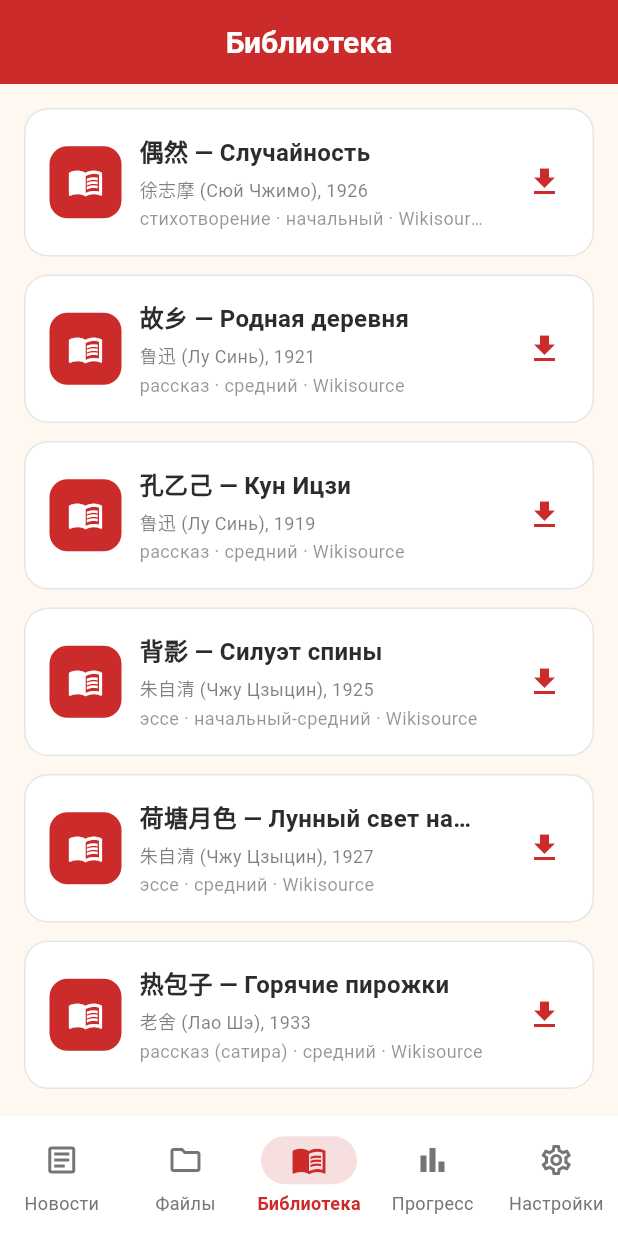
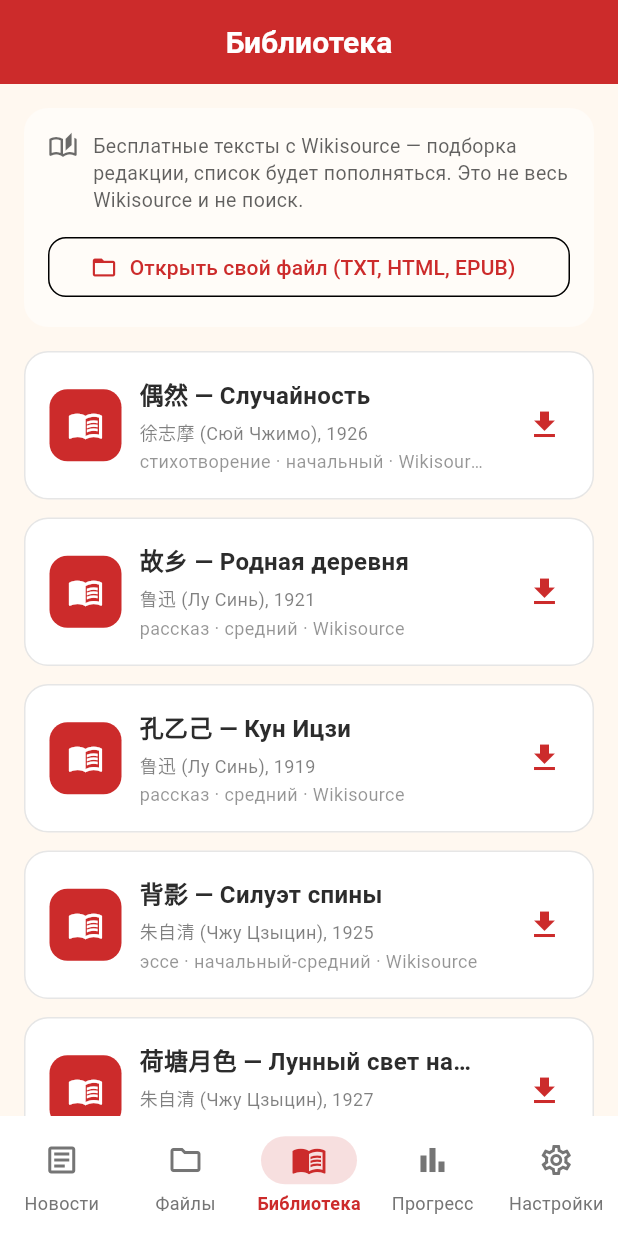
Before and after one commit to yamazaki1711/charu, a Flutter app: the screen it shows after launch, item 3 of the bottom bar chosen, on a phone screen of 412 x 824 dp. Run offline on Flutter 3.47's test engine with Material 3 defaults, Android fonts, the phone set to English and light mode, and no system bars; our stand-ins replace dio, file_picker, flutter_local_notifications, flutter_riverpod, go_router, package_info_plus and 4 more; missing offline and left inert: charset_converter, fast_gbk, flutter_open_chinese_convert, jieba_flutter, pinyin, screen_brightness; accounts and stored records are empty.

Commit message:
fix: «Библиотека» не объясняла, что она такое и как добавить книгу
Баг-репорт пользователя: заходишь в «Библиотеку», видишь список из
6 книг — непонятно, откуда он взялся, можно ли его пополнить, и куда
девать свой собственный файл. Экран был чистым списком без единого
слова контекста.

Добавил вверху экрана:
- Пояснение: «Бесплатные тексты с Wikisource — подборка редакции,
  список будет пополняться. Это не весь Wikisource и не поиск» —
  отвечает на «откуда это» и управляет ожиданиями (это курируемая
  подборка, не полнотекстовый поиск — осознанное решение из
  docs/LIBRARY_WIKISOURCE_PLAN.md, но никак не доносилось до
  пользователя).
- Кнопка «Открыть свой файл (TXT, HTML, EPUB)» — тот же файл-пикер,
  что и на вкладке «Файлы», вызывается прямо отсюда, без необходимости
  знать, что для своих текстов нужна другая вкладка.

Проверено вживую: кнопка открывает системный пикер, выбранный файл
корректно открывается в общем ридере.

Co-Authored-By: Claude Sonnet 5 <noreply@anthropic.com>

```diff
--- a/lib/presentation/screens/library/library_screen.dart
+++ b/lib/presentation/screens/library/library_screen.dart
@@ -29,9 +29,63 @@ class _LibraryScreenState extends ConsumerState<LibraryScreen> {
         centerTitle: true,
       ),
       body: catalogAsync.when(
-        data: (books) => _buildList(books, theme),
+        data: (books) => Column(
+          children: [
+            _buildIntro(theme),
+            Expanded(child: _buildList(books, theme)),
+          ],
+        ),
         loading: () => const Center(child: CircularProgressIndicator()),
         error: (error, _) => Center(child: Text('Ошибка: $error')),
+      ),
+    );
+  }
+
+  /// Explains what this screen is (a small hand-picked set, not a general
+  /// catalog you can search) and points to the actual way to add your own
+  /// reading material — a real gap users hit: the obvious first question
+  /// on an empty-ish list screen is "how do I add a book?", and nothing
+  /// here answered it before.
+  Widget _buildIntro(ThemeData theme) {
+    return Container(
+      margin: const EdgeInsets.fromLTRB(16, 16, 16, 0),
+      padding: const EdgeInsets.all(16),
+      decoration: BoxDecoration(
+        color: theme.colorScheme.surfaceContainerHighest.withValues(alpha: 0.5),
+        borderRadius: BorderRadius.circular(16),
+      ),
+      child: Column(
+        crossAxisAlignment: CrossAxisAlignment.start,
+        children: [
+          Row(
+            crossAxisAlignment: CrossAxisAlignment.start,
+            children: [
+              Icon(Icons.auto_stories_outlined,
+                  size: 20, color: theme.colorScheme.onSurface.withValues(alpha: 0.7)),
+              const SizedBox(width: 10),
+              Expanded(
+                child: Text(
+                  'Бесплатные тексты с Wikisource — подборка редакции, '
+                  'список будет пополняться. Это не весь Wikisource и не поиск.',
+                  style: TextStyle(
+                    fontSize: 13,
+                    color: theme.colorScheme.onSurface.withValues(alpha: 0.75),
+                    height: 1.4,
+                  ),
+                ),
+              ),
+            ],
+          ),
+          const SizedBox(height: 12),
+          SizedBox(
+            width: double.infinity,
+            child: OutlinedButton.icon(
+              onPressed: _openOwnFile,
+              icon: const Icon(Icons.folder_open, size: 18),
+              label: const Text('Открыть свой файл (TXT, HTML, EPUB)'),
+            ),
+          ),
+        ],
       ),
     );
   }
@@ -52,6 +106,14 @@ class _LibraryScreenState extends ConsumerState<LibraryScreen> {
         );
       },
     );
+  }
+
+  Future<void> _openOwnFile() async {
+    final openFile = ref.read(openFileUseCaseProvider);
+    final file = await openFile();
+    if (file != null && mounted) {
+      context.push('/files/reader', extra: {'path': file.path, 'name': file.name});
+    }
   }
 
   Future<void> _download(LibraryBook book) async {
```
